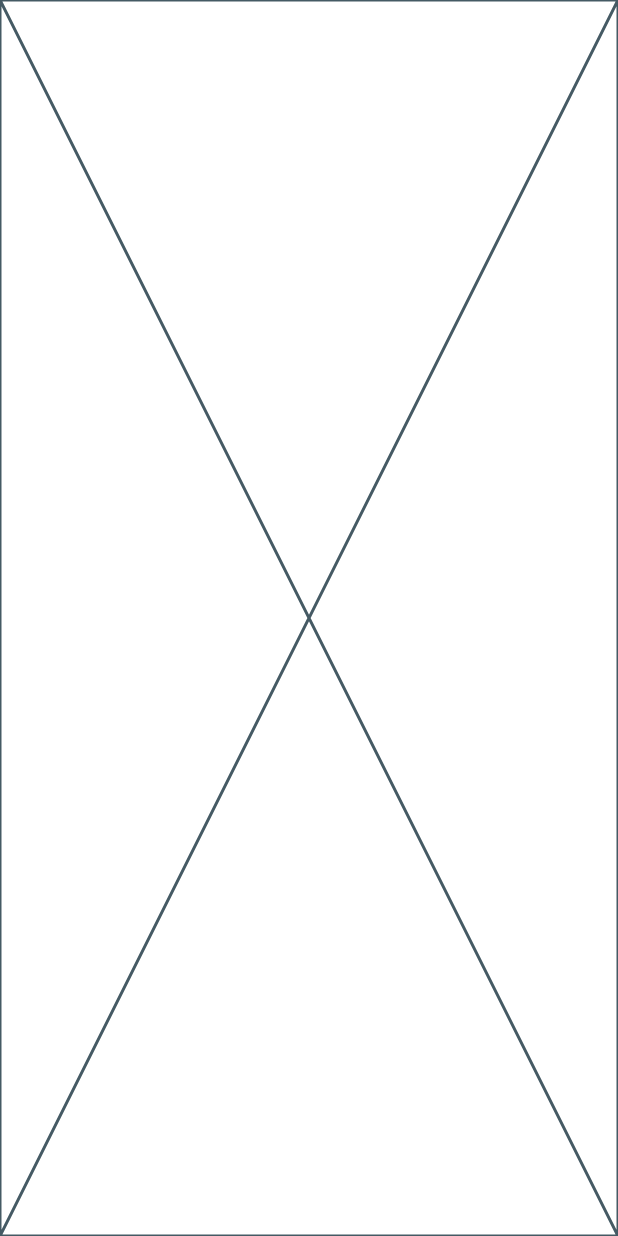
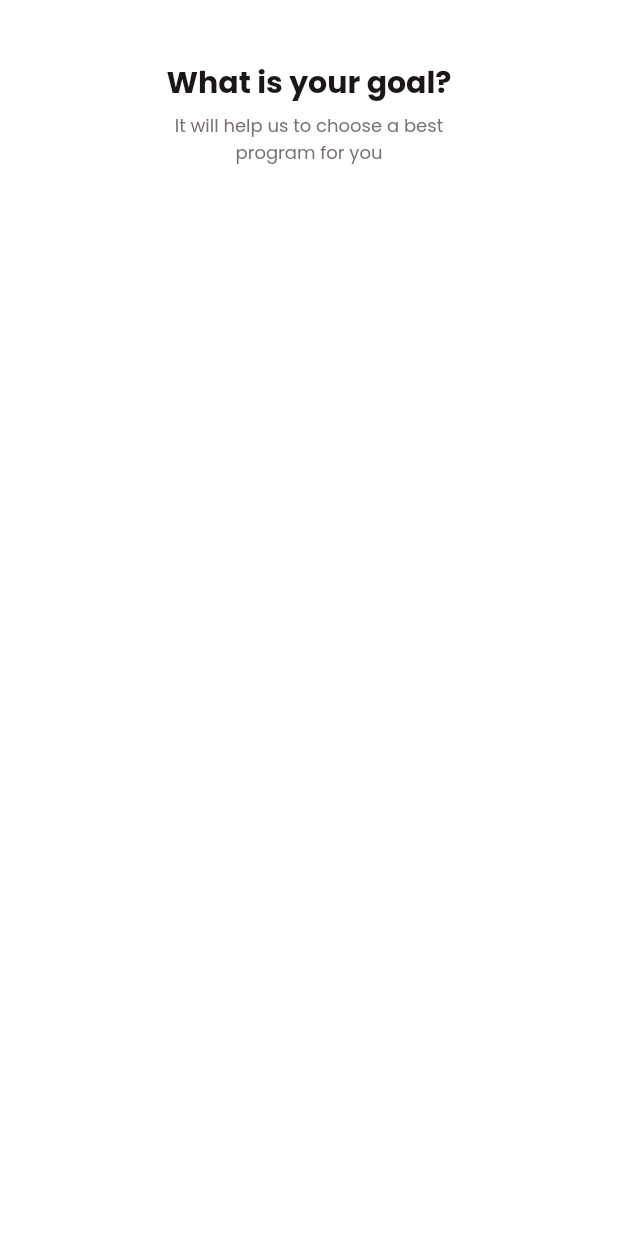
Before and after one commit to aderemi-alo/fitnest, a Flutter app: the CompleteProfile screen opened directly, after a tap on "Next", on a phone screen of 412 x 824 dp. Run offline on Flutter 3.47's test engine with Material 2 defaults, Android fonts, the light colour scheme and no system bars; our stand-ins replace carousel_slider, flutter_svg, get, hexcolor, line_awesome_flutter, simple_circular_progress_bar.

Commit message:
Made a few changes

```diff
--- a/lib/authentication/screens/choose_goal.dart
+++ b/lib/authentication/screens/choose_goal.dart
@@ -1,6 +1,7 @@
 import 'package:flutter/material.dart';
 import 'package:fitnest/constants.dart';
 import 'package:get/get.dart';
+import 'package:carousel_slider/carousel_slider.dart';
 
 class ChooseGoal extends StatefulWidget {
   const ChooseGoal({super.key});
@@ -12,6 +13,31 @@ class ChooseGoal extends StatefulWidget {
 class _ChooseGoalState extends State<ChooseGoal> {
   @override
   Widget build(BuildContext context) {
-    return const Placeholder();
+    return Scaffold(
+      body: SafeArea(
+        child: Column(
+          children: [
+            Padding(
+              padding: const EdgeInsets.symmetric(horizontal: 90, vertical: 40),
+              child: Column(
+                children: [
+                  Text(
+                    "What is your goal?",
+                    style: h4.copyWith(fontWeight: bold, color: black),
+                  ),
+                  SizedBox(height: 5),
+                  Text(
+                    "It will help us to choose a best program for you",
+                    style:
+                        smallText.copyWith(fontWeight: regular, color: gray1),
+                    textAlign: TextAlign.center,
+                  ),
+                ],
+              ),
+            ),
+          ],
+        ),
+      ),
+    );
   }
 }
--- a/lib/widgets/custom_text_field.dart
+++ b/lib/widgets/custom_text_field.dart
@@ -16,7 +16,7 @@ class CustomTextField extends StatelessWidget {
 
   @override
   Widget build(BuildContext context) {
-    return Container(
+    return SizedBox(
       height: 48,
       child: TextFormField(
         textAlignVertical: TextAlignVertical.bottom,
@@ -33,7 +33,7 @@ class CustomTextField extends StatelessWidget {
               iconLocation,
               height: 18,
               width: 18,
-              color: gray1,
+              colorFilter: ColorFilter.mode(gray1, BlendMode.srcIn),
             ),
           ),
           enabledBorder: OutlineInputBorder(
--- a/pubspec.yaml
+++ b/pubspec.yaml
@@ -7,6 +7,7 @@ environment:
   sdk: '>=2.19.6 <3.0.0'
 
 dependencies:
+  carousel_slider: ^4.2.1
   dropdown_button2: ^2.1.0
   flutter:
     sdk: flutter
```
Also changed, not shown: lib/authentication/screens/create_account.dart (+11 -4 lines), lib/main.dart (+18 -1 lines), pubspec.lock.
